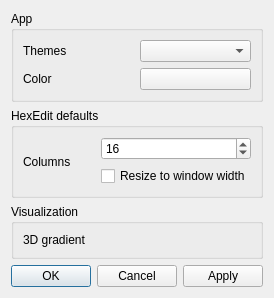
Qt form src/ui/dialogs/optionsdialog.ui (codilime/veles) before a commit.
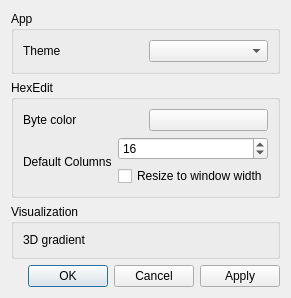
The same form after that commit.

The edit to the form file:
```diff
--- a/src/ui/dialogs/optionsdialog.ui
+++ b/src/ui/dialogs/optionsdialog.ui
@@ -25,7 +25,7 @@
         <item>
          <widget class="QLabel" name="labelHexEditColors">
           <property name="text">
-           <string>Themes</string>
+           <string>Theme</string>
           </property>
          </widget>
         </item>
@@ -41,36 +41,36 @@
         </item>
        </layout>
       </item>
-      <item row="3" column="0">
-       <layout class="QHBoxLayout" name="horizontalLayout_3">
-        <item>
-         <widget class="QLabel" name="labelHexEditWidgetColors">
-          <property name="text">
-           <string>Color</string>
-          </property>
-         </widget>
-        </item>
-        <item>
-         <widget class="QPushButton" name="colorHexEdit">
-         </widget>
-        </item>
-       </layout>
-      </item>
      </layout>
     </widget>
    </item>
    <item>
     <widget class="QGroupBox" name="gbHexEdit">
      <property name="title">
-      <string>HexEdit defaults</string>
+      <string>HexEdit</string>
      </property>
      <layout class="QVBoxLayout" name="verticalLayout_3">
+     <item>
+      <layout class="QHBoxLayout" name="horizontalLayout_4">
+       <item>
+        <widget class="QLabel" name="labelHexEditWidgetColors">
+         <property name="text">
+          <string>Byte color</string>
+         </property>
+        </widget>
+       </item>
+       <item>
+        <widget class="QPushButton" name="byteColorHexEdit">
+        </widget>
+       </item>
+      </layout>
+     </item>
       <item>
        <layout class="QHBoxLayout" name="horizontalLayout_2">
         <item>
          <widget class="QLabel" name="hexColumnsLabel">
           <property name="text">
-           <string>Columns</string>
+           <string>Default Columns</string>
           </property>
          </widget>
         </item>
```
